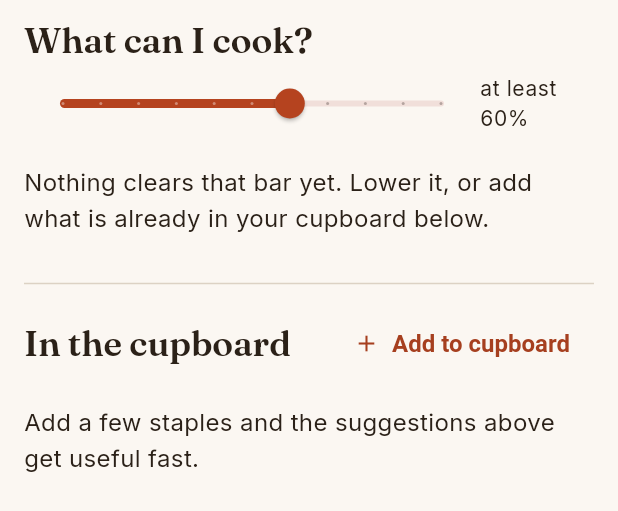
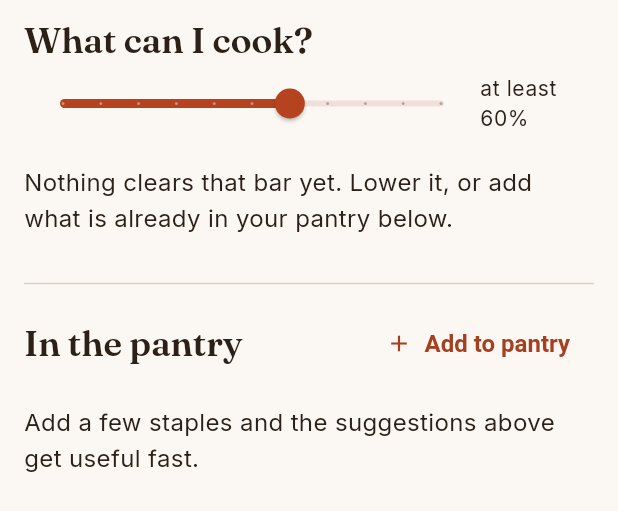
Before and after one commit to AndrewY3955/FoodBook, a Flutter app: the _PantryPane widget shown alone on an empty page, opened directly, on a phone screen of 412 x 824 dp. Shown: the top 511 px of the screen. Run offline on Flutter 3.47's test engine with Material 3 defaults, Android fonts, the phone set to English and light mode, and no system bars; our stand-ins replace flutter_riverpod, flutter_secure_storage, image_picker, supabase_flutter; accounts and stored records are empty; statements that could not run were skipped.

Commit message:
Rename Cupboard to Pantry; app-focused README, technical notes moved to DEVELOPMENT.md
Co-authored-by: Copilot <223556219+Copilot@users.noreply.github.com>

```diff
--- a/lib/src/ui/screens/home_shell.dart
+++ b/lib/src/ui/screens/home_shell.dart
@@ -34,7 +34,7 @@ class _HomeShellState extends ConsumerState<HomeShell> {
     'Recipe Box',
     'Meal Plan',
     'Shopping List',
-    'Cupboard',
+    'Pantry',
   ];
 
   @override
@@ -103,7 +103,7 @@ class _HomeShellState extends ConsumerState<HomeShell> {
               badgeCount: unchecked,
             ),
             const AdaptiveDestination(
-              label: 'Cupboard',
+              label: 'Pantry',
               icon: Icons.kitchen_outlined,
               selectedIcon: Icons.kitchen,
             ),
--- a/lib/src/ui/screens/pantry_planner_screen.dart
+++ b/lib/src/ui/screens/pantry_planner_screen.dart
@@ -19,7 +19,7 @@ class PlannerScreen extends StatelessWidget {
   Widget build(BuildContext context) => const _PlannerPane();
 }
 
-/// The cupboard and "what can I cook?" suggestions, a screen of its own.
+/// The pantry and "what can I cook?" suggestions, a screen of its own.
 class PantryScreen extends StatelessWidget {
   const PantryScreen({super.key});
 
@@ -339,7 +339,7 @@ class _PantryPane extends ConsumerWidget {
                 padding: EdgeInsets.symmetric(vertical: 16),
                 child: Text(
                   'Nothing clears that bar yet. Lower it, or add what is '
-                  'already in your cupboard below.',
+                  'already in your pantry below.',
                 ),
               );
             }
@@ -377,12 +377,12 @@ class _PantryPane extends ConsumerWidget {
         Row(
           children: <Widget>[
             Expanded(
-              child: Text('In the cupboard', style: theme.textTheme.titleLarge),
+              child: Text('In the pantry', style: theme.textTheme.titleLarge),
             ),
             TextButton.icon(
               onPressed: () => _addToPantry(context, ref),
               icon: const Icon(Icons.add),
-              label: const Text('Add to cupboard'),
+              label: const Text('Add to pantry'),
             ),
           ],
         ),
@@ -415,7 +415,7 @@ class _PantryPane extends ConsumerWidget {
                   subtitle:
                       Text(QuantityFormat.withUnit(item.quantity, item.unit)),
                   trailing: IconButton(
-                    tooltip: 'Remove ${item.name} from cupboard',
+                    tooltip: 'Remove ${item.name} from pantry',
                     icon: const Icon(Icons.close, size: 18),
                     onPressed: () => ref
                         .read(pantryControllerProvider.notifier)
--- a/lib/src/ui/screens/recipe_detail_screen.dart
+++ b/lib/src/ui/screens/recipe_detail_screen.dart
@@ -705,7 +705,7 @@ Future<void> _showPlanOrShop(
             minVerticalPadding: 16,
             leading: const Icon(Icons.add_shopping_cart),
             title: const Text('Add ingredients to shopping list'),
-            subtitle: const Text('Only what your cupboard is missing'),
+            subtitle: const Text('Only what your pantry is missing'),
             onTap: () => Navigator.of(sheet).pop('shop'),
           ),
         ],
@@ -722,7 +722,7 @@ Future<void> _showPlanOrShop(
       SnackBar(
         content: Text(
           touched == 0
-              ? 'Your cupboard already covers this one.'
+              ? 'Your pantry already covers this one.'
               : '$touched item${touched == 1 ? '' : 's'} added to the shopping list.',
         ),
       ),
```
Also changed, not shown: 3 other files.
